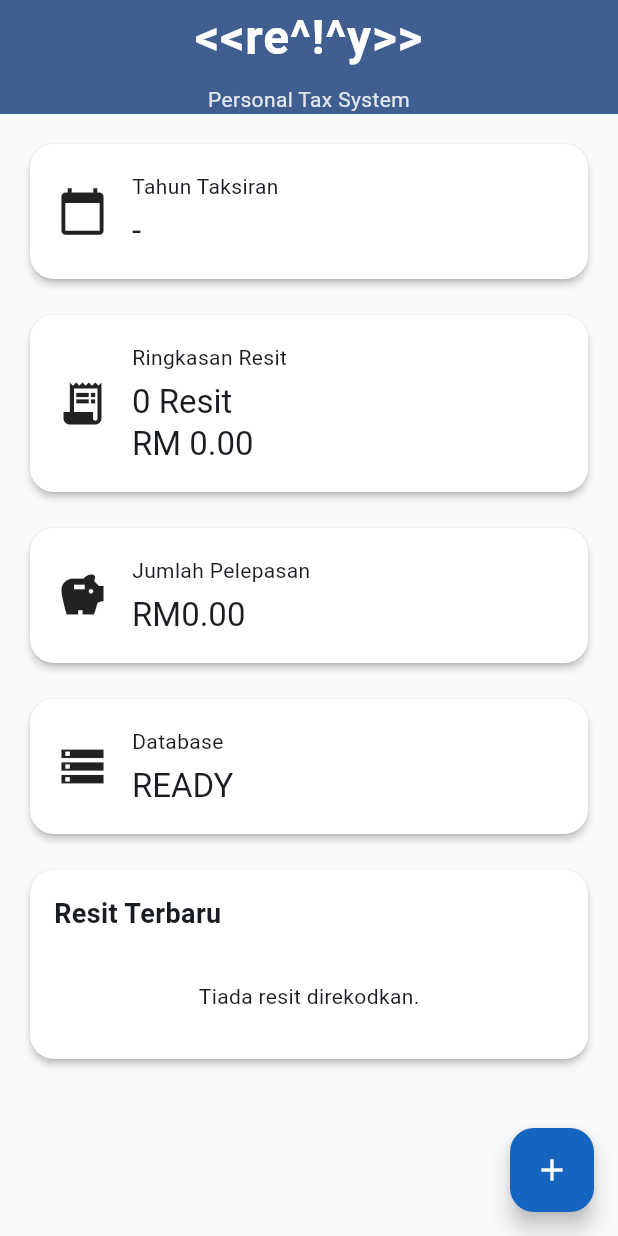
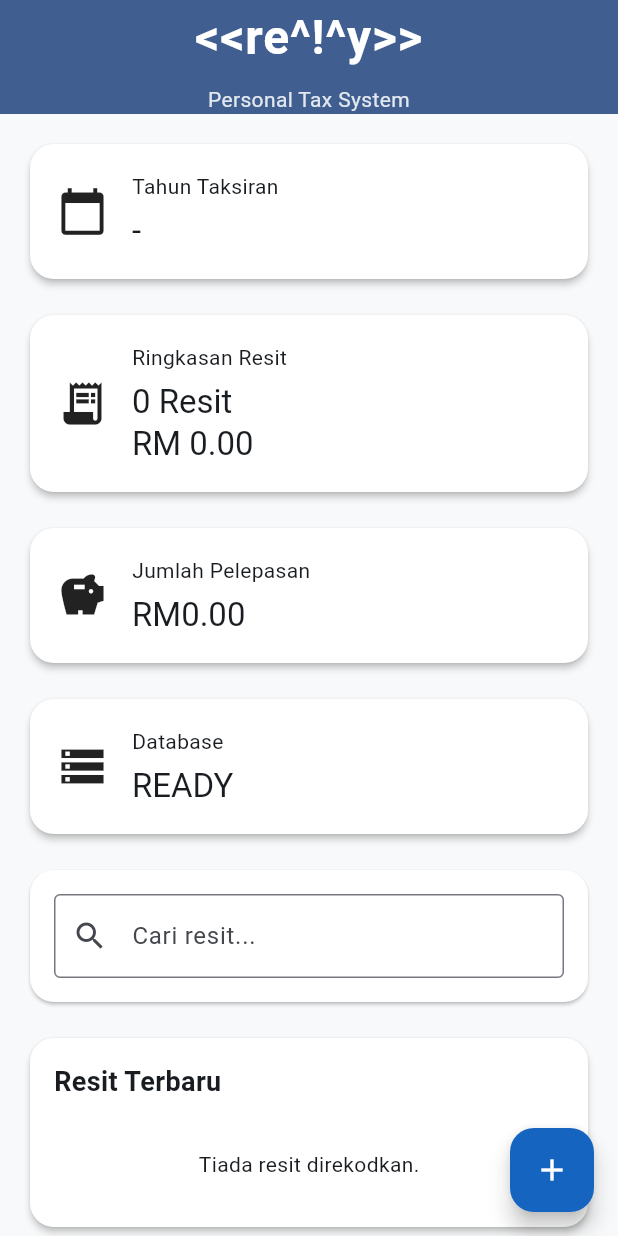
Before and after one commit to mdraimi88/RN_Tax, a Flutter app: the screen it shows after launch, on a phone screen of 412 x 824 dp. Run offline on Flutter 3.47's test engine with Material 3 defaults, Android fonts, the phone set to English and light mode, and no system bars; our stand-ins replace drift, flutter_riverpod, go_router, image_picker; accounts and stored records are empty; generated files the repository leaves out were written again.

```diff
--- a/lib/features/dashboard/presentation/pages/dashboard_page.dart
+++ b/lib/features/dashboard/presentation/pages/dashboard_page.dart
@@ -9,6 +9,7 @@ import '../widgets/tax_relief_card.dart';
 
 import '../../../receipt/presentation/pages/add_receipt_page.dart';
 import '../../../receipt/presentation/widgets/receipt_list_card.dart';
+import '../../../receipt/presentation/widgets/search_receipt_card.dart';
 
 class DashboardPage extends ConsumerWidget {
   const DashboardPage({super.key});
@@ -50,7 +51,11 @@ class DashboardPage extends ConsumerWidget {
 
                   DatabaseStatusCard(),
                   SizedBox(height: 16),
+                  SearchReceiptCard(),
 
+                  SizedBox(height: 16),
+
+                  ReceiptListCard(),
                   ReceiptListCard(),
                 ],
               ),
--- a/lib/features/receipt/presentation/widgets/receipt_list_card.dart
+++ b/lib/features/receipt/presentation/widgets/receipt_list_card.dart
@@ -2,15 +2,15 @@ import 'package:flutter/material.dart';
 import 'package:flutter_riverpod/flutter_riverpod.dart';
 import 'package:intl/intl.dart';
 
-import '../../providers/receipt_provider.dart';
 import '../pages/receipt_detail_page.dart';
+import '../../providers/filtered_receipt_provider.dart';
 
 class ReceiptListCard extends ConsumerWidget {
   const ReceiptListCard({super.key});
 
   @override
   Widget build(BuildContext context, WidgetRef ref) {
-    final receiptAsync = ref.watch(receiptProvider);
+    final receiptAsync = ref.watch(filteredReceiptProvider);
 
     return Card(
       elevation: 2,
--- /dev/null
+++ b/lib/features/receipt/presentation/widgets/search_receipt_card.dart
@@ -0,0 +1,27 @@
+import 'package:flutter/material.dart';
+import 'package:flutter_riverpod/flutter_riverpod.dart';
+
+import '../../providers/search_query_provider.dart';
+
+class SearchReceiptCard extends ConsumerWidget {
+  const SearchReceiptCard({super.key});
+
+  @override
+  Widget build(BuildContext context, WidgetRef ref) {
+    return Card(
+      child: Padding(
+        padding: const EdgeInsets.all(16),
+        child: TextField(
+          decoration: const InputDecoration(
+            hintText: 'Cari resit...',
+            prefixIcon: Icon(Icons.search),
+            border: OutlineInputBorder(),
+          ),
+          onChanged: (value) {
+            ref.read(receiptSearchProvider.notifier).state = value;
+          },
+        ),
+      ),
+    );
+  }
+}
--- /dev/null
+++ b/lib/features/receipt/providers/filtered_receipt_provider.dart
@@ -0,0 +1,23 @@
+import 'package:flutter_riverpod/flutter_riverpod.dart';
+
+import '../../../../core/database/database.dart';
+import 'receipt_provider.dart';
+import 'search_query_provider.dart';
+
+final filteredReceiptProvider =
+Provider<AsyncValue<List<Receipt>>>((ref) {
+  final receipts = ref.watch(receiptProvider);
+  final query = ref.watch(receiptSearchProvider);
+
+  return receipts.whenData((items) {
+    if (query.trim().isEmpty) {
+      return items;
+    }
+
+    final keyword = query.toLowerCase();
+
+    return items.where((receipt) {
+      return receipt.merchant.toLowerCase().contains(keyword);
+    }).toList();
+  });
+});
--- /dev/null
+++ b/lib/features/receipt/providers/search_query_provider.dart
@@ -0,0 +1,5 @@
+import 'package:flutter_riverpod/flutter_riverpod.dart';
+
+final receiptSearchProvider = StateProvider<String>((ref) {
+  return '';
+});
```
